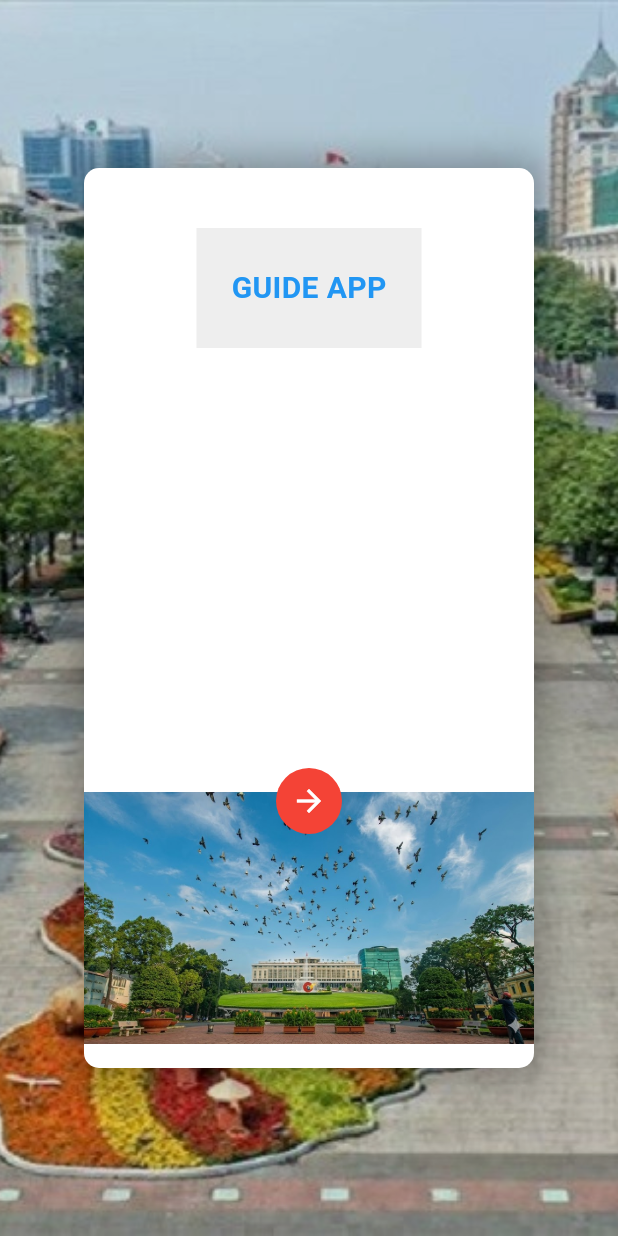
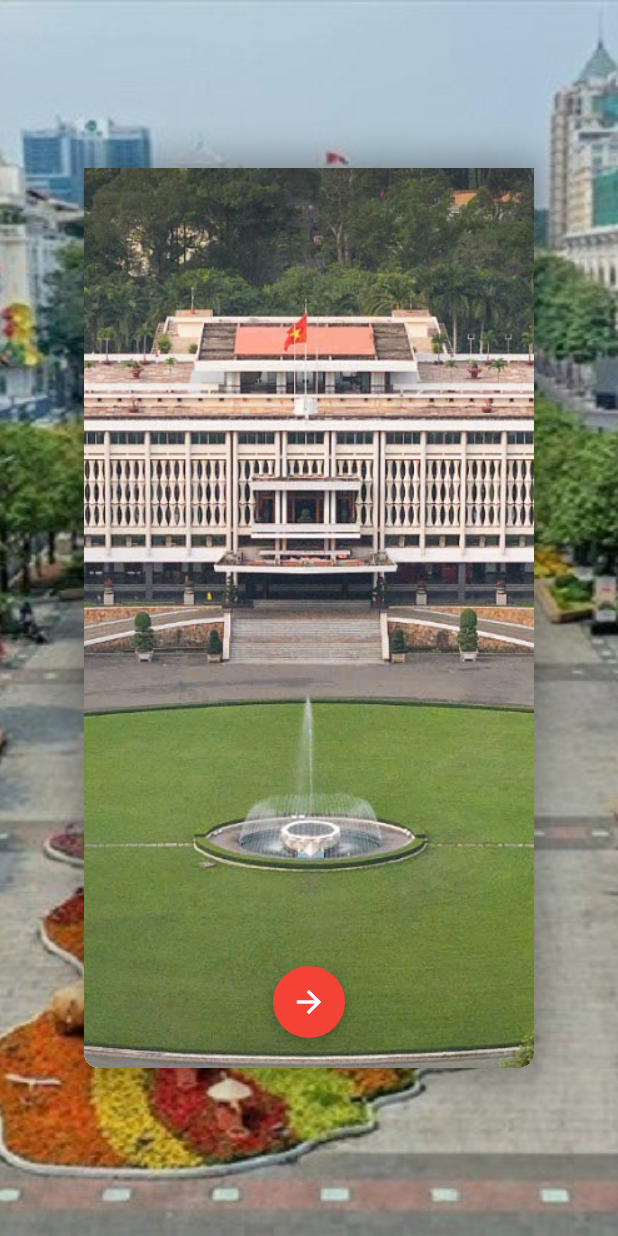
Before and after one commit to trung08052001-hcm/flutter_test, a Flutter app: the screen it shows after launch, on a phone screen of 412 x 824 dp. Run offline on Flutter 3.47's test engine with Material 3 defaults, Android fonts, the phone set to English and light mode, and no system bars; our stand-ins replace audioplayers, equatable, flutter_bloc, get_it, go_router.

Commit message:
update code

```diff
--- a/lib/core/di/injection.dart
+++ b/lib/core/di/injection.dart
@@ -4,6 +4,9 @@ import 'package:get_it/get_it.dart';
 import 'package:flutter_testt/features/counter/counter.dart';
 
 import 'package:flutter_testt/features/home/home.dart';
+import 'package:flutter_testt/features/home/presentation/keypad/bloc/keypad_bloc.dart';
+import 'package:flutter_testt/features/home/presentation/map_view/bloc/map_bloc.dart';
+import 'package:flutter_testt/features/home/presentation/tour_detail/bloc/tour_detail_bloc.dart';
 
 final getIt = GetIt.instance;
 
@@ -13,4 +16,7 @@ Future<void> initializeDependencies() async {
   getIt.registerFactory<SplashBloc>(() => SplashBloc());
   getIt.registerFactory<DresionBloc>(() => DresionBloc());
   getIt.registerFactory<HomeBloc>(() => HomeBloc());
+  getIt.registerFactory<KeypadBloc>(() => KeypadBloc());
+  getIt.registerFactory<MapBloc>(() => MapBloc());
+  getIt.registerFactory<TourDetailBloc>(() => TourDetailBloc());
 }
--- a/lib/features/dresion_page/presentation/dresion_page.dart
+++ b/lib/features/dresion_page/presentation/dresion_page.dart
@@ -24,19 +24,14 @@ class DresionView extends StatelessWidget {
   @override
   Widget build(BuildContext context) {
     return BlocListener<DresionBloc, DresionState>(
-      listener: (context, state) {
-        // Xử lý state nếu cần
-      },
+      listener: (context, state) {},
       child: Scaffold(
         body: Stack(
           children: [
-            // 1. Hình nền toàn màn hình
             BackgroundContainer(),
 
-            // 2. Lớp phủ mờ (giúp nội dung chính nổi bật hơn)
             Container(color: Colors.black.withOpacity(0.2)),
 
-            // 3. Nội dung chính ở giữa
             Center(
               child: SingleChildScrollView(
                 child: Container(
@@ -50,7 +45,6 @@ class DresionView extends StatelessWidget {
                   child: Column(
                     mainAxisSize: MainAxisSize.min,
                     children: [
-                      // Hình ảnh minh họa phía trên nội dung
                       ClipRRect(
                         borderRadius: BorderRadius.circular(8),
                         child: Image.asset(
@@ -70,8 +64,7 @@ class DresionView extends StatelessWidget {
                       ),
                       const SizedBox(height: 10),
                       SizedBox(
-                        height:
-                            200, // Bạn có thể điều chỉnh chiều cao này cho phù hợp với UI
+                        height: 200,
                         child: SingleChildScrollView(
                           padding: const EdgeInsets.symmetric(horizontal: 10),
                           child: const Text(
@@ -89,7 +82,7 @@ class DresionView extends StatelessWidget {
                         ),
                       ),
                       const SizedBox(height: 20),
-                      // Hàng nút bấm
+
                       Row(
                         mainAxisAlignment: MainAxisAlignment.spaceEvenly,
                         children: [
--- a/lib/features/home/presentation/home_language/home_language_selector.dart
+++ b/lib/features/home/presentation/home_language/home_language_selector.dart
@@ -5,13 +5,12 @@ class HomeLanguageSelector extends StatelessWidget {
   final VoidCallback onClose;
   final Function(String) onLanguageSelected;
 
-  // List dữ liệu của bạn
   final List<Map<String, String>> languages = [
     {'name': 'Chinese', 'flag': 'assets/flags/china.png'},
     {'name': 'English', 'flag': 'assets/flags/uk.png'},
     {'name': 'French', 'flag': 'assets/flags/france.png'},
     {'name': 'German', 'flag': 'assets/flags/germany.png'},
-    {'name': 'Japanese', 'flag': 'assets/flags/japan.png'},
+    {'name': 'VietNam', 'flag': 'assets/flags/vietnam.png'},
   ];
 
   HomeLanguageSelector({
--- a/lib/features/splash/presentation/splash_page.dart
+++ b/lib/features/splash/presentation/splash_page.dart
@@ -26,20 +26,16 @@ class SplashView extends StatelessWidget {
     return BlocListener<SplashBloc, SplashState>(
       listener: (context, state) {
         if (state.status == SplashStatus.completed) {
-          // Navigate to dresion page after button pressed
           context.go('/dresion');
         }
       },
       child: Scaffold(
         body: Stack(
           children: [
-            // 1. Hình nền toàn màn hình
             BackgroundContainer(),
 
-            // 2. Lớp phủ làm mờ
             Container(color: Colors.black.withOpacity(0.1)),
 
-            // 3. Phần nội dung App "lơ lửng" ở giữa
             Center(
               child: Container(
                 width: 300,
@@ -57,49 +53,25 @@ class SplashView extends StatelessWidget {
                 ),
                 child: Column(
                   children: [
-                    const SizedBox(height: 40),
-                    // Logo placeholder
-                    Container(
-                      height: 80,
-                      width: 150,
-                      color: Colors.grey[200],
-                      child: const Center(
-                        child: Text(
-                          'GUIDE APP',
-                          style: TextStyle(
-                            fontSize: 20,
-                            fontWeight: FontWeight.bold,
-                            color: Colors.blue,
-                          ),
-                        ),
-                      ),
-                    ),
-
-                    const Spacer(),
-
-                    // Hình ảnh Dinh Độc Lập phía dưới
                     Stack(
-                      alignment: Alignment.center,
+                      alignment: Alignment.bottomCenter,
+                      clipBehavior: Clip.none,
                       children: [
                         ClipRRect(
                           borderRadius: const BorderRadius.only(
                             bottomLeft: Radius.circular(10),
                             bottomRight: Radius.circular(10),
                           ),
-                          child: Container(
-                            height: 200,
-                            width: 300,
-                            decoration: const BoxDecoration(
-                              image: DecorationImage(
-                                image: AssetImage('assets/imagepage1.png'),
-                                fit: BoxFit.contain,
-                              ),
-                            ),
+                          child: Image.asset(
+                            'assets/imagepage2.png',
+                            height: 600,
+                            width: double.infinity,
+                            fit: BoxFit.cover,
                           ),
                         ),
-                        // Nút tròn màu đỏ có mũi tên
+
                         Positioned(
-                          top: 0,
+                          bottom: 20,
                           child: GestureDetector(
                             onTap: () {
                               context.read<SplashBloc>().add(
@@ -107,14 +79,22 @@ class SplashView extends StatelessWidget {
                               );
                             },
                             child: Container(
-                              padding: const EdgeInsets.all(10),
-                              decoration: const BoxDecoration(
+                              padding: const EdgeInsets.all(12),
+                              decoration: BoxDecoration(
                                 color: Colors.red,
                                 shape: BoxShape.circle,
+                                boxShadow: [
+                                  BoxShadow(
+                                    color: Colors.black26,
+                                    blurRadius: 8,
+                                    offset: const Offset(0, 4),
+                                  ),
+                                ],
                               ),
                               child: const Icon(
                                 Icons.arrow_forward,
                                 color: Colors.white,
+                                size: 24,
                               ),
                             ),
                           ),
--- a/lib/main.dart
+++ b/lib/main.dart
@@ -5,7 +5,6 @@ import 'package:flutter_testt/core/router/app_router.dart';
 void main() async {
   WidgetsFlutterBinding.ensureInitialized();
 
-  // Initialize dependencies
   await initializeDependencies();
 
   runApp(const MyApp());
--- a/lib/widget/background_theme.dart
+++ b/lib/widget/background_theme.dart
@@ -1,7 +1,7 @@
 import 'package:flutter/material.dart';
 
 class BackgroundContainer extends StatelessWidget {
-  final Widget? child; // Cho phép truyền thêm nội dung vào bên trong
+  final Widget? child;
 
   const BackgroundContainer({super.key, this.child});
 
--- a/pubspec.yaml
+++ b/pubspec.yaml
@@ -71,6 +71,7 @@ flutter:
   # Assets
   assets:
     - assets/
+    - assets/flags/
 
   # To add assets to your application, add an assets section, like this:
   # assets:
```
Also changed, not shown: assets/flags/china.png (added), assets/flags/france.png (added), assets/flags/germany.png (added), assets/flags/uk.png (added), assets/flags/vietnam.png (added), 1 other file.
